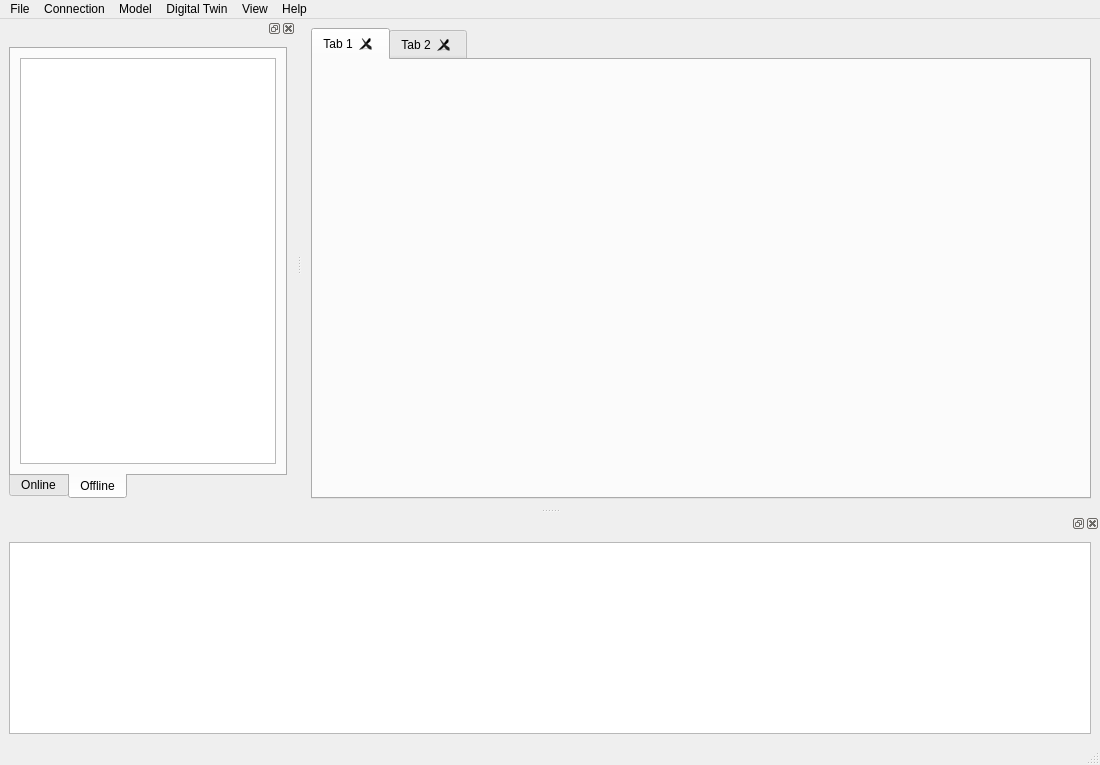
Above: stucturasystems/ui/MainWindow.ui from Protestator-Research/StructuraSystems before the change. Below: the same form after it.
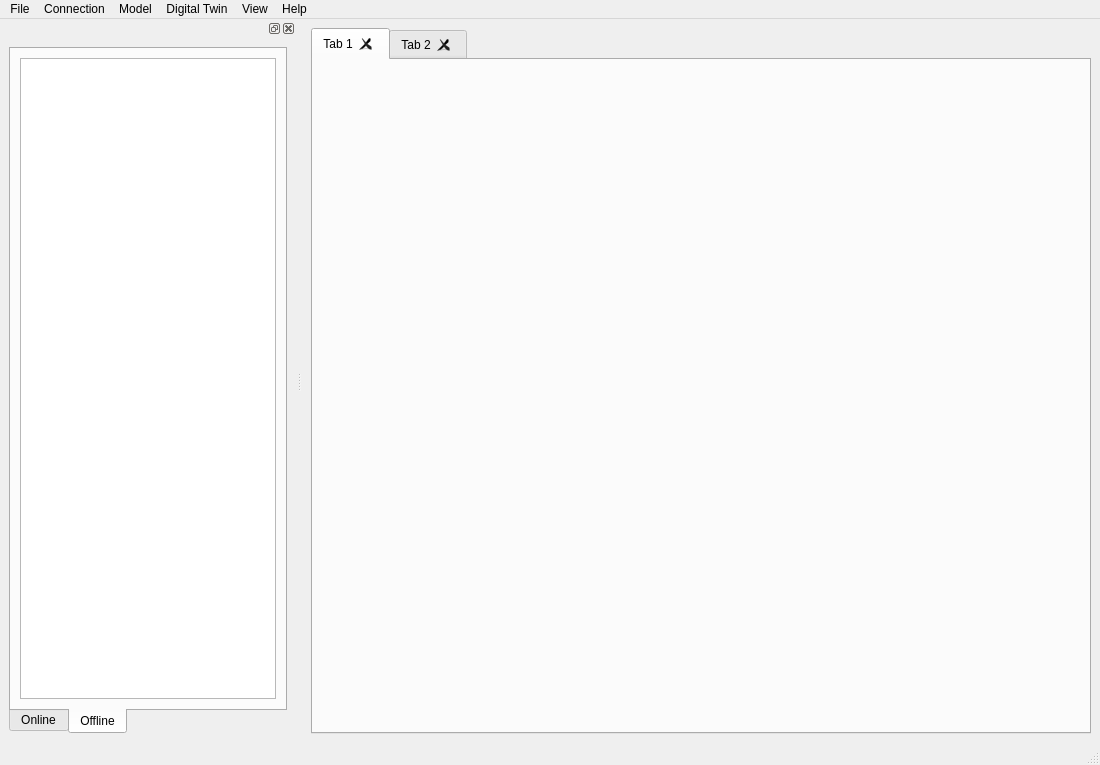
That is the form after the change.

Commit message:
new feature, integrate parser results into according project tab
hide results until parsing. removed not used error dock of main view. error depended color gradient. close tab for removing parser results

Patch:
```diff
--- a/stucturasystems/ui/MainWindow.ui
+++ b/stucturasystems/ui/MainWindow.ui
@@ -158,24 +158,6 @@
     </layout>
    </widget>
   </widget>
-  <widget class="QDockWidget" name="ErrorDockWidget_2">
-   <attribute name="dockWidgetArea">
-    <number>8</number>
-   </attribute>
-   <widget class="QWidget" name="dockWidgetContents_5">
-    <layout class="QHBoxLayout" name="horizontalLayout">
-     <item>
-      <widget class="QTableView" name="ErrorTableView">
-       <property name="font">
-        <font>
-         <family>.AppleSystemUIFont</family>
-        </font>
-       </property>
-      </widget>
-     </item>
-    </layout>
-   </widget>
-  </widget>
   <action name="actionOpen_Folder">
    <property name="text">
     <string>Open Folder</string>
```
The commit also changes 5 other files.
